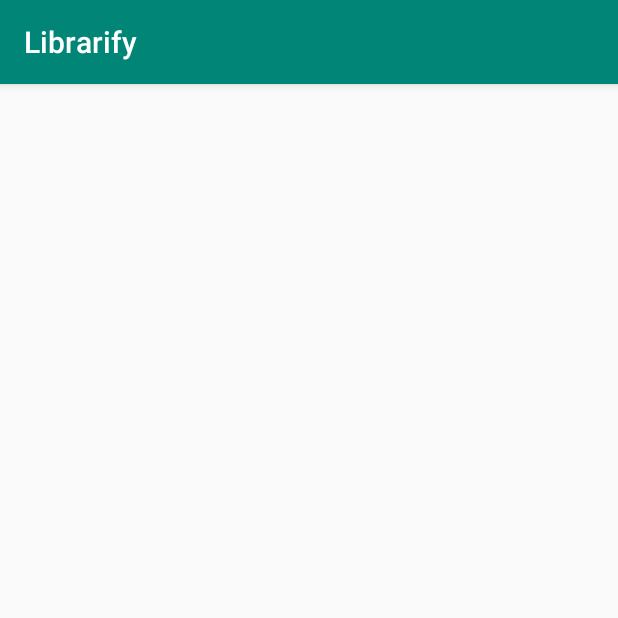
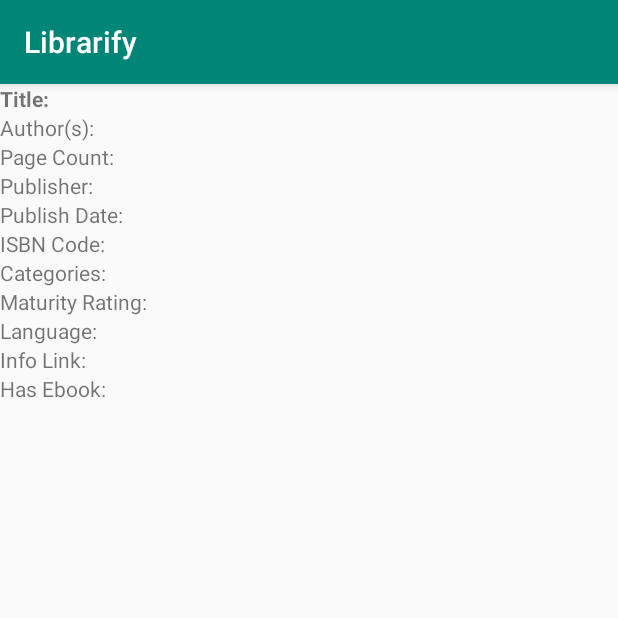
Before and after one commit to therealestkevin/Librarify, an Android app: the fragment detailedBook shown on its own in the app's theme, on a phone screen of 412 x 824 dp, the top half of it. Run offline under Robolectric (Android 15) with nearby library versions, the phone set to English and light mode, and no system bars.

Commit message:
Extra Changes

```diff
--- a/app/src/main/java/kevin/xu/librarify/BookViewActivity.java
+++ b/app/src/main/java/kevin/xu/librarify/BookViewActivity.java
@@ -57,6 +57,22 @@ public class BookViewActivity extends AppCompatActivity {
        viewpager = (ViewPager) findViewById(R.id.view_pager);
        setViewPager(viewpager);
        tablayout = (TabLayout) findViewById(R.id.tab_layout);
+       tablayout.addOnTabSelectedListener(new TabLayout.OnTabSelectedListener() {
+           @Override
+           public void onTabSelected(TabLayout.Tab tab) {
+
+           }
+
+           @Override
+           public void onTabUnselected(TabLayout.Tab tab) {
+
+           }
+
+           @Override
+           public void onTabReselected(TabLayout.Tab tab) {
+
+           }
+       });
         getSupportActionBar().setDisplayHomeAsUpEnabled(true);
         getSupportActionBar().setDisplayShowHomeEnabled(true);
         bookViewToolbar.setNavigationOnClickListener(new View.OnClickListener() {
--- a/app/src/main/java/kevin/xu/librarify/detailedBook.java
+++ b/app/src/main/java/kevin/xu/librarify/detailedBook.java
@@ -1,30 +1,40 @@
 package kevin.xu.librarify;
 
 
+import android.annotation.SuppressLint;
 import android.os.Bundle;
 import android.app.Fragment;
 import android.view.LayoutInflater;
 import android.view.View;
 import android.view.ViewGroup;
 
-import com.example.librarify.R;
+import com.xu.librarify.R;
+
+
 
 /**
  * A simple {@link Fragment} subclass.
  */
 public class detailedBook extends Fragment {
-
+    private int BookPosition;
 
     public detailedBook() {
         // Required empty public constructor
     }
-
+    @SuppressLint("ValidFragment")
+    public detailedBook(int BookPosition){
+        this.BookPosition=BookPosition;
+    }
 
     @Override
     public View onCreateView(LayoutInflater inflater, ViewGroup container,
                              Bundle savedInstanceState) {
         // Inflate the layout for this fragment
-        return inflater.inflate(R.layout.fragment_detailed_book, container, false);
+
+        View v = inflater.inflate(R.layout.fragment_detailed_book,container,false);
+
+
+        return v;
     }
 
 }
--- a/app/src/main/res/layout/fragment_detailed_book.xml
+++ b/app/src/main/res/layout/fragment_detailed_book.xml
@@ -1,13 +1,81 @@
-<FrameLayout xmlns:android="http://schemas.android.com/apk/res/android"
+<ScrollView xmlns:android="http://schemas.android.com/apk/res/android"
     xmlns:tools="http://schemas.android.com/tools"
+    android:id="@+id/scrollViewDetailed"
     android:layout_width="match_parent"
     android:layout_height="match_parent"
     tools:context="kevin.xu.librarify.detailedBook">
 
-    <!-- TODO: Update blank fragment layout -->
-    <TextView
+    <LinearLayout
+        android:id="@+id/linearDetailed"
         android:layout_width="match_parent"
-        android:layout_height="match_parent"
-        android:text="@string/hello_blank_fragment" />
+        android:layout_height="wrap_content"
+        android:orientation="vertical">
 
-</FrameLayout>
+        <TextView
+            android:id="@+id/titleTextView"
+            android:layout_width="match_parent"
+            android:layout_height="match_parent"
+            android:text="Title: "
+            android:textStyle="bold" />
+
+        <TextView
+            android:id="@+id/authorViewText"
+            android:layout_width="match_parent"
+            android:layout_height="wrap_content"
+            android:text="Author(s): " />
+
+        <TextView
+            android:id="@+id/pageCountText"
+            android:layout_width="match_parent"
+            android:layout_height="wrap_content"
+            android:text="Page Count: " />
+
+        <TextView
+            android:id="@+id/publishTextView"
+            android:layout_width="match_parent"
+            android:layout_height="wrap_content"
+            android:text="Publisher: " />
+
+        <TextView
+            android:id="@+id/publishDateText"
+            android:layout_width="match_parent"
+            android:layout_height="wrap_content"
+            android:text="Publish Date: " />
+
+        <TextView
+            android:id="@+id/isbnTextView"
+            android:layout_width="match_parent"
+            android:layout_height="wrap_content"
+            android:text="ISBN Code: " />
+
+        <TextView
+            android:id="@+id/categoryText"
+            android:layout_width="match_parent"
+            android:layout_height="wrap_content"
+            android:text="Categories: " />
+
+        <TextView
+            android:id="@+id/maturityText"
+            android:layout_width="match_parent"
+            android:layout_height="wrap_content"
+            android:text="Maturity Rating: " />
+
+        <TextView
+            android:id="@+id/languageText"
+            android:layout_width="match_parent"
+            android:layout_height="wrap_content"
+            android:text="Language:" />
+
+        <TextView
+            android:id="@+id/infoLinkText"
+            android:layout_width="match_parent"
+            android:layout_height="wrap_content"
+            android:text="Info Link: " />
+
+        <TextView
+            android:id="@+id/hasEbookText"
+            android:layout_width="match_parent"
+            android:layout_height="wrap_content"
+            android:text="Has Ebook: " />
+    </LinearLayout>
+</ScrollView>
--- a/app/src/main/res/values/strings.xml
+++ b/app/src/main/res/values/strings.xml
@@ -10,4 +10,7 @@
     <string name="viewBook">View Books</string>
     <string name="coverPicture">Cover Picture</string>
     <string name="startString">GET STARTED</string>
+
+    <!-- TODO: Remove or change this placeholder text -->
+    <string name="hello_blank_fragment">Hello blank fragment</string>
 </resources>
```
Also changed, not shown: app/src/main/java/kevin/xu/librarify/cameraCapture.java (line endings or trailing spaces).
